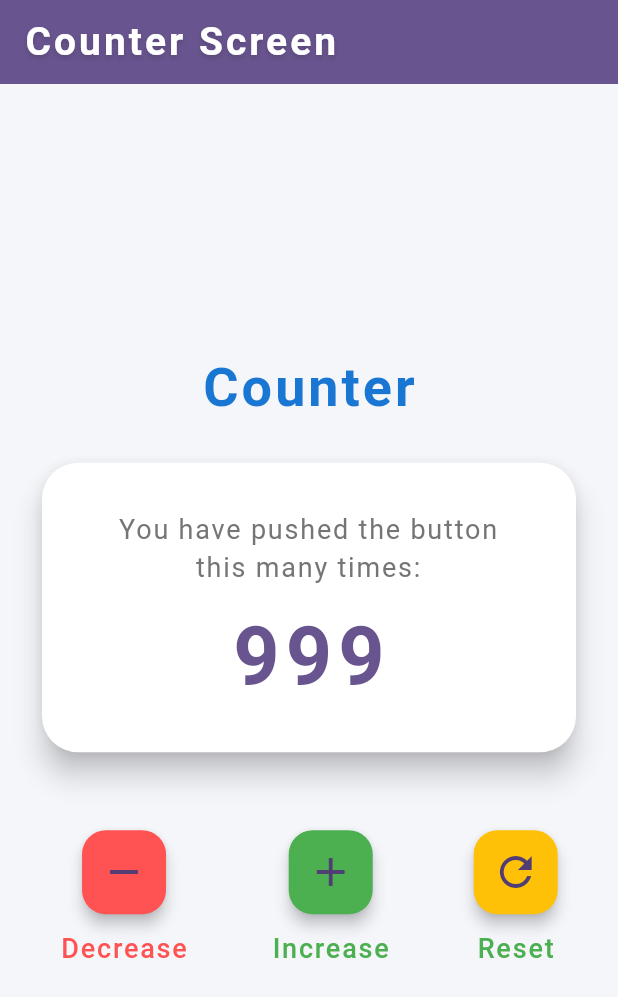
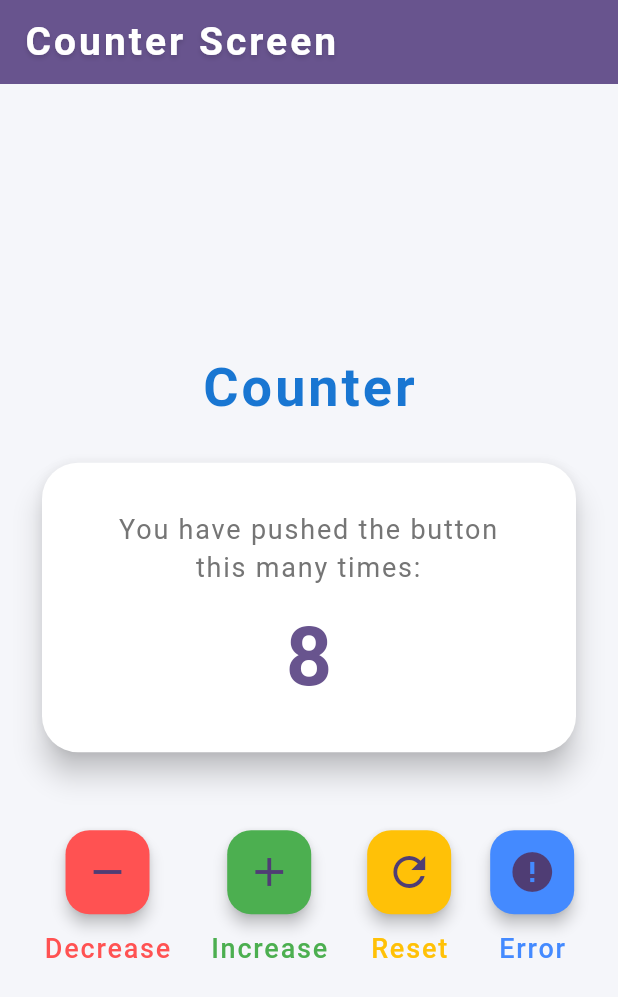
Before and after one commit to backas36/riverpod_learning, a Flutter app: the screen it shows after launch, after a tap on the "remove" icon, after a tap on the "add" icon, after a tap on the "refresh" icon, on a phone screen of 412 x 824 dp. Shown: the top 997 px of the screen. Run offline on Flutter 3.47's test engine with Material 3 defaults, Android fonts, the phone set to English and light mode, and no system bars; our stand-ins replace flutter_riverpod.

Commit message:
learn how to using async notifier provider
AsyncData, AsyncValue, and guard, error, data ...

```diff
--- /dev/null
+++ b/lib/providers/counter_async_notifier_provider.dart
@@ -0,0 +1,55 @@
+import 'dart:async';
+
+import 'package:flutter_riverpod/flutter_riverpod.dart';
+
+final counterAsyncNotifierProvider =
+    AsyncNotifierProvider<CounterAsyncNotifier, int>(CounterAsyncNotifier.new);
+
+class CounterAsyncNotifier extends AsyncNotifier<int> {
+  static const initialValue = 8;
+  @override
+  FutureOr<int> build() async {
+    final value = await Future.delayed(
+      const Duration(seconds: 4),
+      () => initialValue,
+    );
+    return value;
+  }
+
+  Future<void> increment() async {
+    state = const AsyncLoading();
+    final preValue = await Future.delayed(
+      const Duration(seconds: 2),
+      () => state.value ?? 0,
+    );
+    state = AsyncValue.data(preValue + 1);
+  }
+
+  Future<void> decrement() async {
+    state = const AsyncLoading();
+    final preValue = await Future.delayed(
+      const Duration(seconds: 2),
+      () => state.value ?? 0,
+    );
+    state = AsyncValue.data(preValue - 1);
+  }
+
+  Future<void> reset() async {
+    state = const AsyncLoading();
+    //state = await Future.delayed(
+    //  const Duration(seconds: 2),
+    //  () => AsyncValue.data(87),
+    //);
+    state = await AsyncValue.guard(() async {
+      return Future.delayed(const Duration(seconds: 2), () => 888);
+    });
+  }
+
+  Future<void> beError() async {
+    state = const AsyncLoading();
+    state = await Future.delayed(
+      const Duration(seconds: 2),
+      () => AsyncValue.error(Exception('Test Error!!!'), StackTrace.current),
+    );
+  }
+}
--- a/lib/screen/counter_screen.dart
+++ b/lib/screen/counter_screen.dart
@@ -1,7 +1,7 @@
 import 'package:flutter/material.dart';
 import 'package:flutter_riverpod/flutter_riverpod.dart';
 
-import '../providers/couter_notifier_provider.dart';
+import '../providers/counter_async_notifier_provider.dart';
 
 //> https://riverpod.dev/docs/providers/state_provider
 class CounterScreen extends ConsumerStatefulWidget {
@@ -25,7 +25,8 @@ class _CounterScreenState extends ConsumerState<CounterScreen> {
   @override
   Widget build(BuildContext context) {
     //final counter = ref.watch(counterStateProvider);
-    final counter = ref.watch(counterNotifierProvider);
+    //final counter = ref.watch(counterNotifierProvider);
+    final counterAsync = ref.watch(counterAsyncNotifierProvider);
     final theme = Theme.of(context);
     return Scaffold(
       backgroundColor: const Color(0xFFF5F6FA), // 柔和背景色
@@ -77,14 +78,16 @@ class _CounterScreenState extends ConsumerState<CounterScreen> {
                     vertical: 32,
                     horizontal: 48,
                   ),
-                  child: Column(
+                  child: counterAsync.when(
+                    data: (data) {
+                      return Column(
                         children: [
                           Text(
                             'You have pushed the button this many times:',
                             style: theme.textTheme.bodyLarge?.copyWith(
                               color: Colors.grey[600],
                               fontSize: 18,
-                          fontWeight: FontWeight.w400, // 更細
+                              fontWeight: FontWeight.w400,
                               height: 1.4,
                               letterSpacing: 1.2,
                             ),
@@ -92,15 +95,19 @@ class _CounterScreenState extends ConsumerState<CounterScreen> {
                           ),
                           const SizedBox(height: 16),
                           Text(
-                        '$counter',
+                            '$data',
                             style: theme.textTheme.displayMedium?.copyWith(
-                          fontWeight: FontWeight.w700, // 適中
+                              fontWeight: FontWeight.w700,
                               color: theme.primaryColor,
                               fontSize: 54,
                               letterSpacing: 4.0,
                             ),
                           ),
                         ],
+                      );
+                    },
+                    error: (error, stack) => Text(error.toString()),
+                    loading: () => const CircularProgressIndicator(),
                   ),
                 ),
               ),
@@ -115,7 +122,7 @@ class _CounterScreenState extends ConsumerState<CounterScreen> {
                         onPressed: () {
                           //ref.read(counterStateProvider.notifier).state--;
                           ref
-                              .read(counterNotifierProvider.notifier)
+                              .read(counterAsyncNotifierProvider.notifier)
                               .decrement();
                         },
                         backgroundColor: Colors.redAccent,
@@ -134,7 +141,7 @@ class _CounterScreenState extends ConsumerState<CounterScreen> {
                       ),
                     ],
                   ),
-                  const SizedBox(width: 56),
+                  const SizedBox(width: 26),
                   Column(
                     children: [
                       FloatingActionButton(
@@ -142,7 +149,7 @@ class _CounterScreenState extends ConsumerState<CounterScreen> {
                         onPressed: () {
                           //ref.read(counterStateProvider.notifier).state++;
                           ref
-                              .read(counterNotifierProvider.notifier)
+                              .read(counterAsyncNotifierProvider.notifier)
                               .increment();
                         },
                         backgroundColor: Colors.green,
@@ -161,13 +168,15 @@ class _CounterScreenState extends ConsumerState<CounterScreen> {
                       ),
                     ],
                   ),
-                  const SizedBox(width: 56),
+                  const SizedBox(width: 26),
                   Column(
                     children: [
                       FloatingActionButton(
                         heroTag: 'reset',
                         onPressed: () {
-                          ref.read(counterNotifierProvider.notifier).reset();
+                          ref
+                              .read(counterAsyncNotifierProvider.notifier)
+                              .reset();
                         },
                         backgroundColor: Colors.amber,
                         elevation: 4,
@@ -179,7 +188,33 @@ class _CounterScreenState extends ConsumerState<CounterScreen> {
                         style: TextStyle(
                           fontSize: 18,
                           fontWeight: FontWeight.w500, // 較細
-                          color: Colors.green,
+                          color: Colors.amber,
+                          letterSpacing: 1.2,
+                        ),
+                      ),
+                    ],
+                  ),
+                  const SizedBox(width: 26),
+                  Column(
+                    children: [
+                      FloatingActionButton(
+                        heroTag: 'error',
+                        onPressed: () {
+                          ref
+                              .read(counterAsyncNotifierProvider.notifier)
+                              .beError();
+                        },
+                        backgroundColor: Colors.blueAccent,
+                        elevation: 4,
+                        child: const Icon(Icons.error, size: 32),
+                      ),
+                      const SizedBox(height: 10),
+                      Text(
+                        'Error',
+                        style: TextStyle(
+                          fontSize: 18,
+                          fontWeight: FontWeight.w500, // 較細
+                          color: Colors.blueAccent,
                           letterSpacing: 1.2,
                         ),
                       ),
```
Also changed, not shown: lib/providers/counter_notifier_provider.dart (renamed from lib/providers/couter_notifier_provider.dart). Lines whose indentation alone changed are shown as unchanged.
